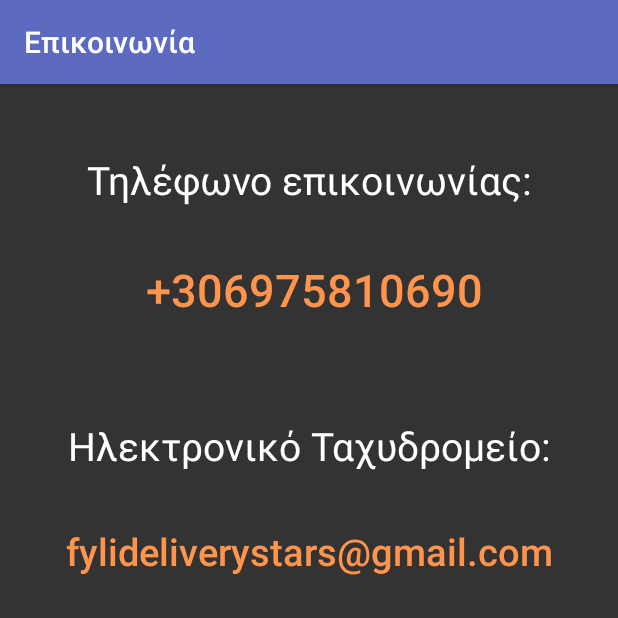
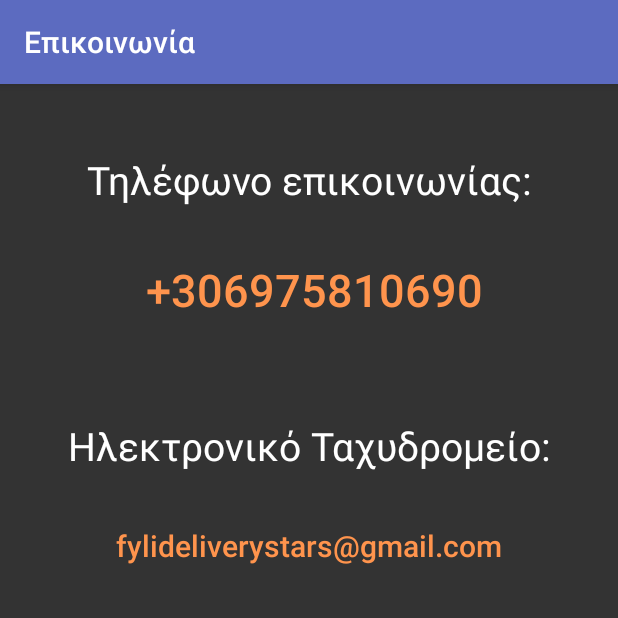
Before and after one commit to Zarkopafilis/FyliDeliveryStars, an Android app: the screen it shows after launch (Contact), after a tap on "Επικοινωνία", on a phone screen of 412 x 824 dp, the top half of it. Run offline under Robolectric (Android 15) with nearby library versions, the phone set to English and light mode, and no system bars.

Commit message:
Fall back to 2-1-2 with percentage relative layout ΑΙΜΑ ΚΑΙ ΙΔΡΩΤΑΣ ΤΗΓΑ

```diff
--- a/FyliDeliveryStars/app/build.gradle
+++ b/FyliDeliveryStars/app/build.gradle
@@ -7,8 +7,8 @@ android {
         applicationId "fyli.gr.fylideliverystars"
         minSdkVersion 21
         targetSdkVersion 22
-        versionCode 1
-        versionName "1.0"
+        versionCode 3
+        versionName "3.0"
     }
     buildTypes {
         release {
@@ -26,5 +26,6 @@ dependencies {
     compile 'com.android.support:support-v4:22.0.0'
     compile ("com.android.support:support-annotations:22.2.0")
     compile ("com.android.support:recyclerview-v7:22.2.0")
+    compile ('com.android.support:percent:22.2.0')
     compile ("com.android.support:design:22.2.0")
 }
--- a/FyliDeliveryStars/app/src/main/java/fyli/gr/fylideliverystars/MainMenuActivity.java
+++ b/FyliDeliveryStars/app/src/main/java/fyli/gr/fylideliverystars/MainMenuActivity.java
@@ -4,15 +4,11 @@ import android.app.Activity;
 import android.app.ActivityOptions;
 import android.content.Context;
 import android.content.Intent;
-import android.os.Build;
 import android.os.Bundle;
 import android.view.MenuItem;
 import android.view.View;
-import android.view.ViewTreeObserver;
 import android.view.Window;
 import android.widget.Button;
-import android.widget.FrameLayout;
-import android.widget.RelativeLayout;
 import android.widget.TextView;
 
 
@@ -30,36 +26,11 @@ public class MainMenuActivity extends Activity{
 
         final Context self = this;
 
-        //Get screen dimensions
-        final FrameLayout frame = (FrameLayout) findViewById(R.id.circleButtonsAreaPlaceholder);
-        ViewTreeObserver vto = frame.getViewTreeObserver();
-        vto.addOnGlobalLayoutListener(new ViewTreeObserver.OnGlobalLayoutListener() {
-            @Override
-            public void onGlobalLayout() {
-                if (Build.VERSION.SDK_INT < 16)
-                    frame.getViewTreeObserver().removeGlobalOnLayoutListener(this);
-                else
-                    frame.getViewTreeObserver().removeOnGlobalLayoutListener(this);
-
-                int width  = frame.getMeasuredWidth();
-                int height = frame.getMeasuredHeight();
-
-                calculateAfterCallback(width,height, (int) frame.getX() ,(int) frame.getY());
-            }
-        });
-
         souvlakiButton = (Button) findViewById(R.id.souvlakiButton);
         pizzaButton = (Button) findViewById(R.id.pizzaButton);
         burgerButton = (Button) findViewById(R.id.burgerButton);
         pancakeButton = (Button) findViewById(R.id.pancakeButton);
         coffeeButton = (Button) findViewById(R.id.coffeeButton);
-
-        //Make them appear after frame layout callback
-        souvlakiButton.setVisibility(View.INVISIBLE);
-        pizzaButton.setVisibility(View.INVISIBLE);
-        burgerButton.setVisibility(View.INVISIBLE);
-        pancakeButton.setVisibility(View.INVISIBLE);
-        coffeeButton.setVisibility(View.INVISIBLE);
 
         //Listener setup
         souvlakiButton.setOnClickListener(new View.OnClickListener() {
@@ -117,7 +88,8 @@ public class MainMenuActivity extends Activity{
         });
     }
 
-    private void calculateAfterCallback(int frameWidth, int frameHeight,int frameX ,int frameY){
+    //I ain't throwin this away
+    /*private void calculateAfterCallback(int frameWidth, int frameHeight,int frameX ,int frameY){
         int sidePadding = 16;
         int buttonDiameter = (int)( Math.max(frameWidth, frameHeight) * 0.15 + Math.min(frameWidth , frameHeight) * 0.2) / 2;
         //Σουβλάκι => 8 chars
@@ -175,7 +147,7 @@ public class MainMenuActivity extends Activity{
         burgerButton.setVisibility(View.VISIBLE);
         pancakeButton.setVisibility(View.VISIBLE);
         coffeeButton.setVisibility(View.VISIBLE);
-    }
+    }*/
 
     private void launchShopLister(String shopType){
         Intent intent = new Intent();
--- a/FyliDeliveryStars/app/src/main/java/fyli/gr/fylideliverystars/SplashScreenActivity.java
+++ b/FyliDeliveryStars/app/src/main/java/fyli/gr/fylideliverystars/SplashScreenActivity.java
@@ -50,9 +50,8 @@ public class SplashScreenActivity extends Activity {
     protected void onCreate(Bundle savedInstanceState) {
         super.onCreate(savedInstanceState);
         getWindow().requestFeature(Window.FEATURE_CONTENT_TRANSITIONS);
+        getWindow().requestFeature(Window.FEATURE_NO_TITLE);
         setContentView(R.layout.activity_splash_screen);
-
-
 
         loadMainMenuWithDelay();
     }
@@ -60,40 +59,14 @@ public class SplashScreenActivity extends Activity {
     private void loadMainMenuWithDelay(){
         //Oldschool self reference
         final Context self = this;
-
         new Handler().postDelayed(new Runnable() {
             @Override
             public void run() {
                 //Jump to MainMenuActivity after 2500ms
-                Intent mainmenuIntent = new Intent(self, MainMenuActivity.class);
-                self.startActivity(mainmenuIntent);
+                Intent mainMenuIntent = new Intent(self, MainMenuActivity.class);
+                self.startActivity(mainMenuIntent);
             }
         }, 2500);
     }
 
-    @Override
-    protected void onPostCreate(Bundle savedInstanceState) {
-        super.onPostCreate(savedInstanceState);
-        // Trigger the initial hide() shortly after the activity has been
-        // created, to briefly hint to the user that UI controls
-        // are available.
-        delayedHide(0);
-    }
-
-    Handler mHideHandler = new Handler();
-    Runnable mHideRunnable = new Runnable() {
-        @Override
-        public void run() {
-            mSystemUiHider.hide();
-        }
-    };
-
-    /**
-     * Schedules a call to hide() in [delay] milliseconds, canceling any
-     * previously scheduled calls.
-     */
-    private void delayedHide(int delayMillis) {
-        mHideHandler.removeCallbacks(mHideRunnable);
-        mHideHandler.postDelayed(mHideRunnable, delayMillis);
-    }
 }
--- a/FyliDeliveryStars/app/src/main/res/layout/activity_contact.xml
+++ b/FyliDeliveryStars/app/src/main/res/layout/activity_contact.xml
@@ -45,7 +45,7 @@
         android:layout_height="wrap_content"
         android:text="fylideliverystars@gmail.com"
         android:id="@+id/sendEmailButton"
-        android:textSize="25dp"
+        android:textSize="20dp"
         android:textColor="@color/myAccentColor"
         android:textAllCaps="false"
         android:layout_below="@+id/textView3"
```
Also changed, not shown: FyliDeliveryStars/app/src/main/res/layout/activity_main_menu.xml (+68 -71 lines).
